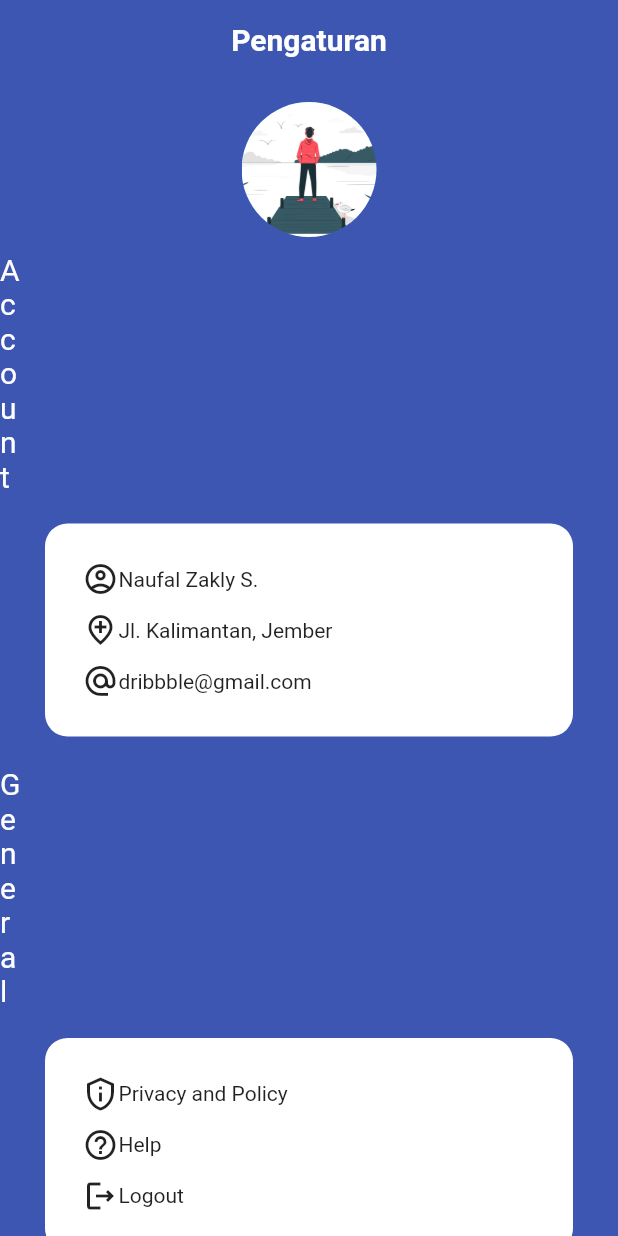
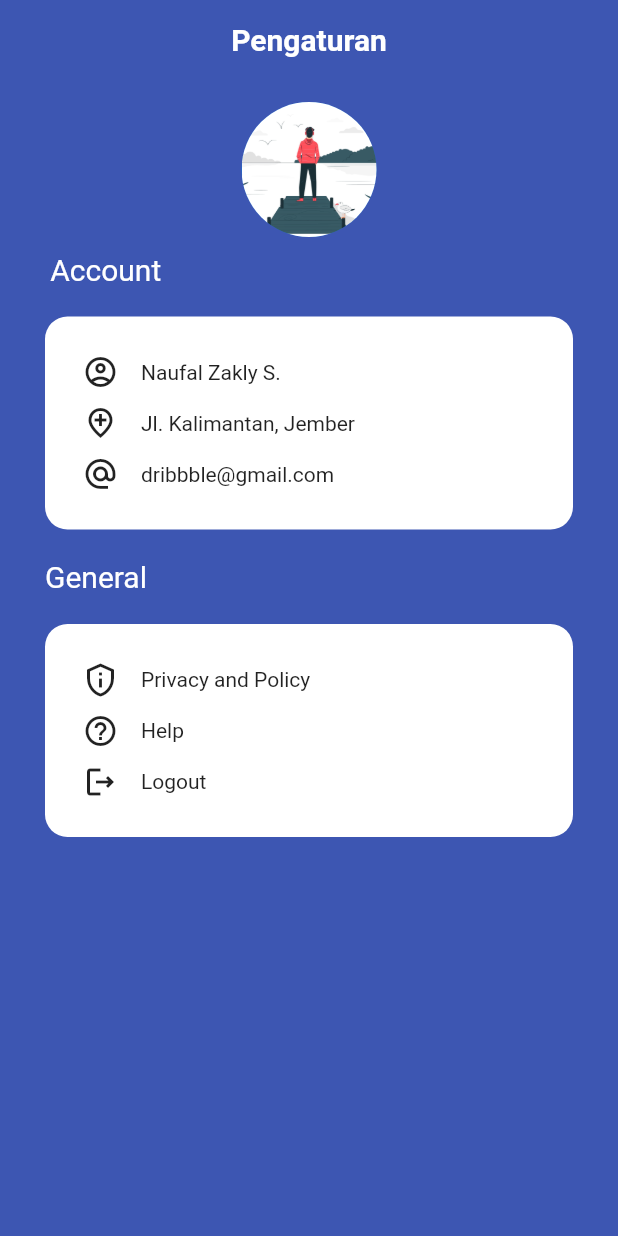
Before and after one commit to riyansetiyadi/UAS_Pemrograman_Berbasis_Mobile, a Flutter app: the ProfilScreen screen opened directly, on a phone screen of 412 x 824 dp. Run offline on Flutter 3.47's test engine with Material 2 defaults, Android fonts, the phone set to English and light mode, and no system bars; our stand-ins replace flutter_login, sqflite; missing offline and left inert: dart:html; accounts and stored records are empty.

Commit message:
update profil.dart

```diff
--- a/nuansa/lib/profil.dart
+++ b/nuansa/lib/profil.dart
@@ -40,13 +40,22 @@ class ProfilScreen extends StatelessWidget {
             SizedBox(height: 10,),
 
           Container(
-            margin: EdgeInsets.only(right: 500),
+
             child: Column(
               children: [
+                Container(
+                  child: Row(
+                    children: [
+                      Text(" "),
+                      SizedBox(width: 30,),
                       Text("Account",
                       style: TextStyle(
                         color:Colors.white,
-                  fontSize: 20 ),)
+                        fontSize: 20 ),
+                      ),
+                    ],
+                  ),
+                )
               ],
             ),
           ),
@@ -70,7 +79,7 @@ class ProfilScreen extends StatelessWidget {
                       child: Row(
                         children: [
                           Icon(Icons.account_circle_outlined),
-                          SizedBox(height: 20,),
+                          SizedBox(height: 10,width: 15,),
                           Text(
                             "Naufal Zakly S."),
 
@@ -82,7 +91,7 @@ class ProfilScreen extends StatelessWidget {
                       child: Row(
                         children: [
                           Icon(Icons.add_location_outlined),
-                          SizedBox(height: 20,),
+                          SizedBox(height: 10,width: 15,),
                           Text("Jl. Kalimantan, Jember"),
                         ],
                       ),
@@ -92,7 +101,7 @@ class ProfilScreen extends StatelessWidget {
                       child: Row(
                         children: [
                           Icon(Icons.alternate_email_outlined),
-                          SizedBox(height: 10,),
+                          SizedBox(height: 10,width: 15,),
                           Text("dribbble@gmail.com")
                         ],),
                     )
@@ -102,15 +111,22 @@ class ProfilScreen extends StatelessWidget {
               ),
             ),
           Container(
-            margin: EdgeInsets.only(right: 500),
+
             child: Column(
               children: [
+                Container(
+                  child: Row(
+                    children: [
+                      SizedBox(width:30 ,),
                       Text("General",
                       style: TextStyle(
                         color:Colors.white,
                         fontSize: 20 ),),
+
                     ],
-
+                  ),
+                ),
+              ],
             ),
           ),
           Padding(
@@ -130,7 +146,7 @@ class ProfilScreen extends StatelessWidget {
                     child: Row(
                       children: [
                         Icon(Icons.privacy_tip_outlined),
-                        SizedBox(height: 20,),
+                        SizedBox(height: 10,width: 15,),
                         Text("Privacy and Policy"),
                       ],
                     ),
@@ -140,7 +156,7 @@ class ProfilScreen extends StatelessWidget {
                     child: Row(
                       children: [
                         Icon(Icons.help_outline),
-                        SizedBox(height: 20,),
+                        SizedBox(height: 10,width: 15,),
                         Text("Help"),
                       ],
                     ),
@@ -150,7 +166,7 @@ class ProfilScreen extends StatelessWidget {
                     child: Row(
                       children: [
                         Icon(Icons.logout_outlined),
-                        SizedBox(height: 20,),
+                        SizedBox(height: 10,width: 15,),
                         Text("Logout")
                       ],
                     ),
```
Lines whose indentation alone changed are shown as unchanged.
